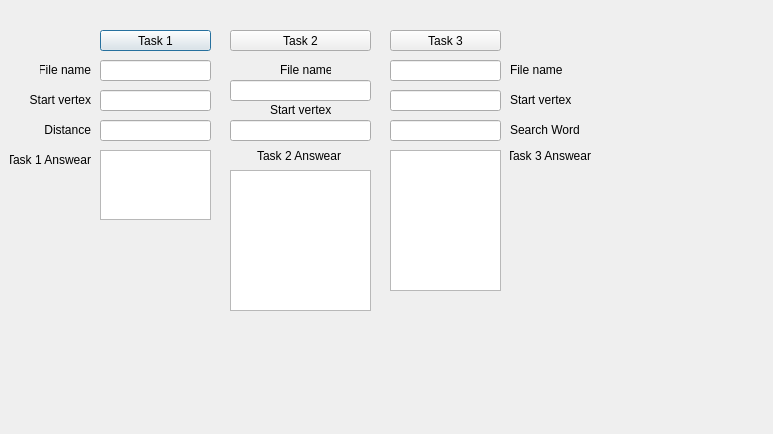
Qt form DFS_BFS/dfs_bfs.ui (dionisiyKD/ADS-Final-Project) before a commit.
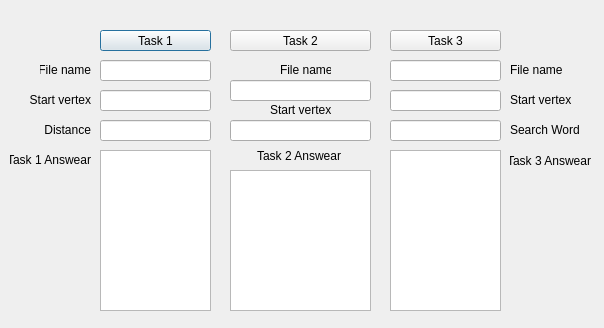
The same form after that commit.

The edit to the form file:
```diff
--- a/DFS_BFS/dfs_bfs.ui
+++ b/DFS_BFS/dfs_bfs.ui
@@ -6,8 +6,8 @@
    <rect>
     <x>0</x>
     <y>0</y>
-    <width>773</width>
-    <height>434</height>
+    <width>604</width>
+    <height>328</height>
    </rect>
   </property>
   <property name="windowTitle">
@@ -240,7 +240,7 @@
      <x>100</x>
      <y>150</y>
      <width>111</width>
-     <height>70</height>
+     <height>161</height>
     </rect>
    </property>
   </widget>
@@ -286,7 +286,7 @@
      <x>390</x>
      <y>150</y>
      <width>111</width>
-     <height>141</height>
+     <height>161</height>
     </rect>
    </property>
   </widget>
@@ -294,9 +294,9 @@
    <property name="geometry">
     <rect>
      <x>510</x>
-     <y>140</y>
+     <y>150</y>
      <width>81</width>
-     <height>31</height>
+     <height>21</height>
     </rect>
    </property>
    <property name="text">
```
